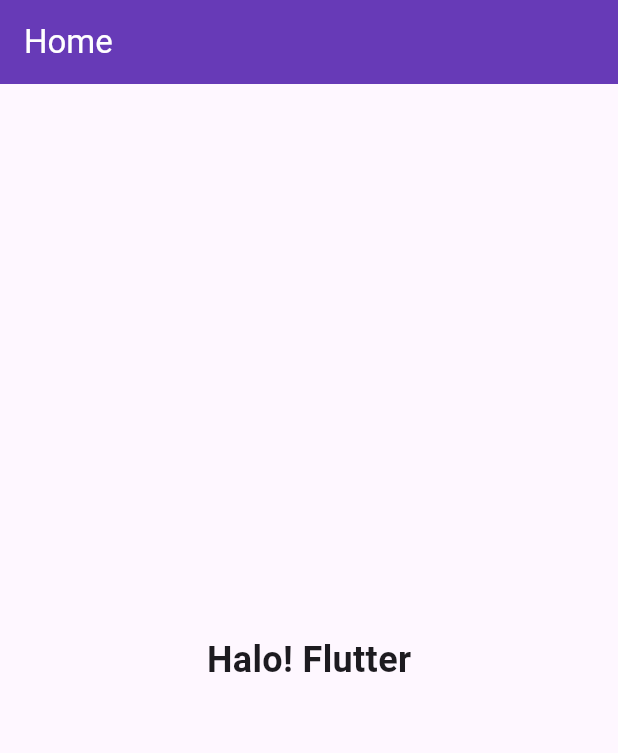
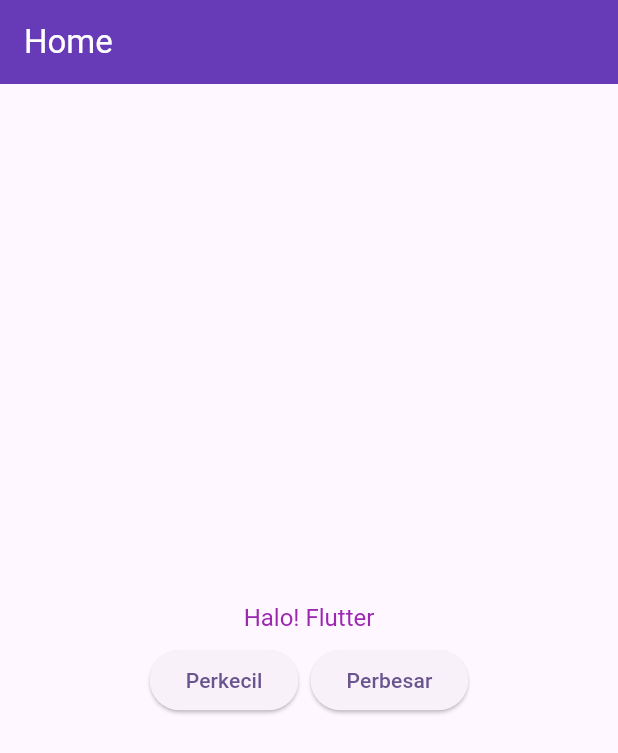
Before and after one commit to bayutp/dicoding-flutter-pemula, a Flutter app: the screen it shows after launch, on a phone screen of 412 x 824 dp. Shown: the top 753 px of the screen. Run offline on Flutter 3.47's test engine with Material 3 defaults, Android fonts, the phone set to English and light mode, and no system bars.

Commit message:
Contoh penggunaan stateful widgets

```diff
--- a/lib/main.dart
+++ b/lib/main.dart
@@ -16,10 +16,10 @@
       ),
       home: Scaffold(
         appBar: AppBar(
-          title: Text("Home", style: TextStyle(color: Colors.white),),
+          title: Text("Home", style: TextStyle(color: Colors.white)),
           backgroundColor: Colors.deepPurple,
         ),
-        body: Center(child: Heading(text: "Halo! Flutter")),
+        body: Center(child: BiggerText(text: "Halo! Flutter")),
       ),
       // home: const MyHomePage(title: 'Flutter Demo Home Page'),
     );
@@ -27,7 +27,6 @@
 }
 
 class Heading extends StatelessWidget {
-
   final String text;
 
   const Heading({super.key, required this.text});
@@ -39,5 +38,64 @@
       style: const TextStyle(fontSize: 24.0, fontWeight: FontWeight.bold),
     );
   }
+}
 
+class BiggerText extends StatefulWidget {
+  final String text;
+
+  const BiggerText({super.key, required this.text});
+
+  @override
+  State<StatefulWidget> createState() => _BiggerTextState();
 }
+
+class _BiggerTextState extends State<BiggerText> {
+  double _textSize = 16.0;
+  final double _maxSize = 64.0;
+  final double _minSize = 16.0;
+
+  void _increaseTextSize() {
+    if (_textSize <= _maxSize) {
+      setState(() {
+        _textSize += 8.0;
+      });
+    }
+  }
+
+  void _decreaseTextSize() {
+    if (_textSize > _minSize) {
+      setState(() {
+        _textSize -= 8.0;
+      });
+    }
+  }
+
+  @override
+  Widget build(BuildContext context) {
+    return Column(
+      mainAxisAlignment: MainAxisAlignment.center,
+      children: [
+        AnimatedDefaultTextStyle(
+          duration: const Duration(milliseconds: 300),
+          style: TextStyle(fontSize: _textSize, color: Colors.purple),
+          child: Text(widget.text),
+        ),
+        const SizedBox(height: 8),
+        Row(
+          mainAxisAlignment: MainAxisAlignment.center,
+          children: [
+            ElevatedButton(
+              onPressed: _decreaseTextSize,
+              child: const Text("Perkecil"),
+            ),
+            SizedBox(width: 8),
+            ElevatedButton(
+              onPressed: _increaseTextSize,
+              child: const Text("Perbesar"),
+            ),
+          ],
+        ),
+      ],
+    );
+  }
+}
```
